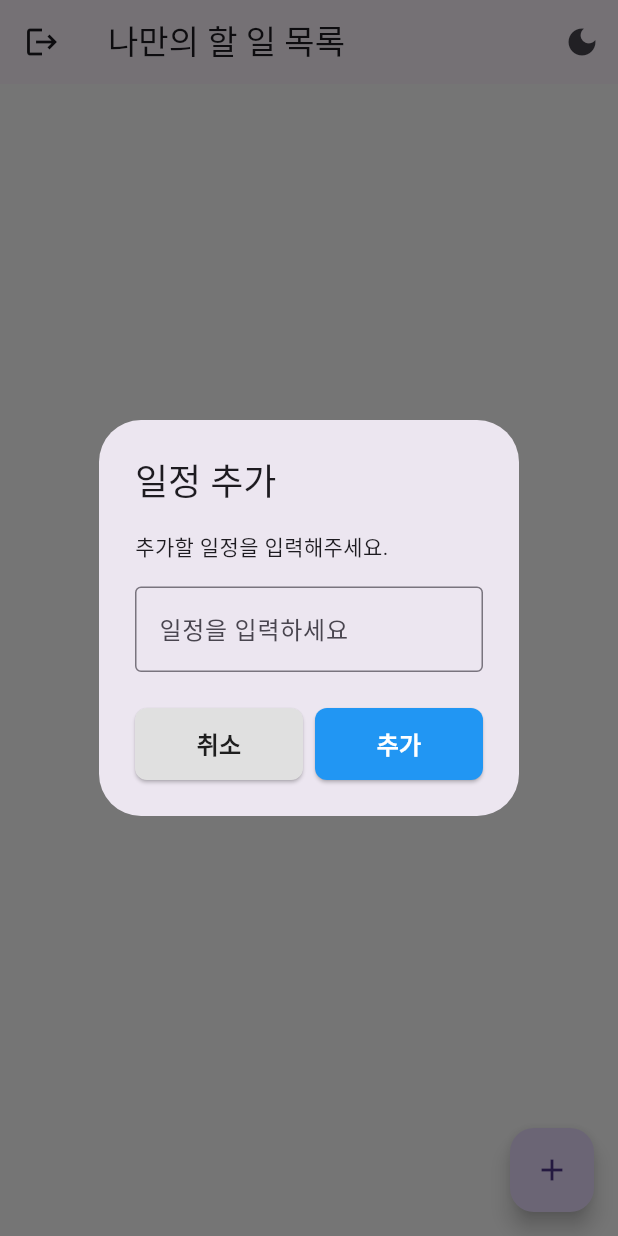
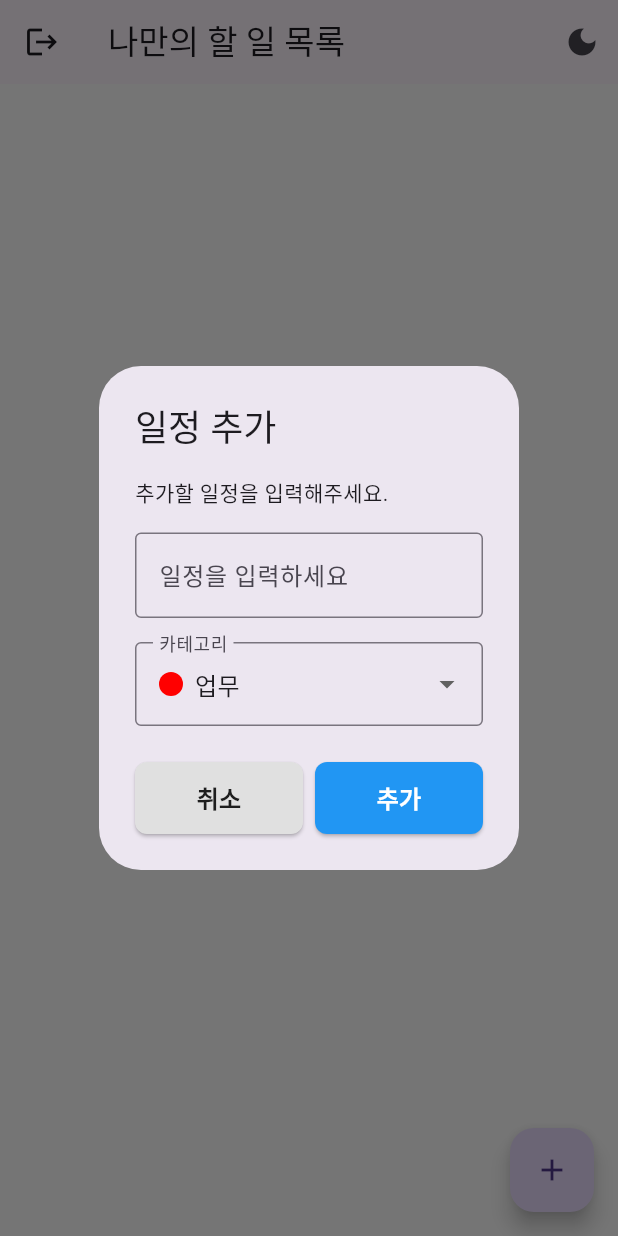
Before and after one commit to J1NWAN/getx_todo_list_app, a Flutter app: the HomeView screen opened by its route, after a tap on the "add" icon, on a phone screen of 412 x 824 dp. Run offline on Flutter 3.47's test engine with Material 3 defaults, Android fonts, the light colour scheme and no system bars; our stand-ins replace device_info_plus, get, get_storage, package_info_plus; accounts and stored records are empty.

Commit message:
일정 카테고리 선택 기능 추가

```diff
--- a/lib/app/core/utils/dialog_utils.dart
+++ b/lib/app/core/utils/dialog_utils.dart
@@ -1,8 +1,10 @@
 import 'package:flutter/material.dart';
 import 'package:get/get.dart';
+import 'package:getx_app_base/app/data/models/category_model.dart';
 import '../widgets/dialogs/confirm_dialog.dart';
 import '../widgets/dialogs/loading_dialog.dart';
 import '../widgets/dialogs/input_dialog.dart';
+import '../widgets/dialogs/todo_input_dialog.dart';
 
 class DialogUtils {
   static Future<bool?> showConfirm({
@@ -65,4 +67,33 @@ class DialogUtils {
       barrierDismissible: isDismissible,
     );
   }
+
+  static Future<Map<String, String>?> showTodoInput({
+    required String title,
+    required List<CategoryModel> categories,
+    String? message,
+    String? hintText,
+    String? initialValue,
+    String? selectedCategoryId,
+    String? confirmText,
+    String? cancelText,
+    bool isDismissible = true,
+    TextInputType? keyboardType,
+  }) {
+    return Get.dialog<Map<String, String>>(
+      TodoInputDialog(
+        title: title,
+        categories: categories,
+        message: message,
+        hintText: hintText,
+        initialValue: initialValue,
+        selectedCategoryId: selectedCategoryId,
+        confirmText: confirmText,
+        cancelText: cancelText,
+        isDismissible: isDismissible,
+        keyboardType: keyboardType,
+      ),
+      barrierDismissible: isDismissible,
+    );
+  }
 }
--- /dev/null
+++ b/lib/app/core/widgets/dialogs/todo_input_dialog.dart
@@ -0,0 +1,131 @@
+import 'package:flutter/material.dart';
+import 'package:get/get.dart';
+import 'package:getx_app_base/app/data/models/category_model.dart';
+import '../buttons/custom_button.dart';
+
+class TodoInputDialog extends StatelessWidget {
+  final String title;
+  final String? message;
+  final String? hintText;
+  final String? initialValue;
+  final List<CategoryModel> categories;
+  final String? selectedCategoryId;
+  final String? confirmText;
+  final String? cancelText;
+  final bool isDismissible;
+  final TextInputType? keyboardType;
+  final VoidCallback? onConfirm;
+  final VoidCallback? onCancel;
+
+  final TextEditingController _textController = TextEditingController();
+  final RxString _selectedCategory = ''.obs;
+
+  TodoInputDialog({
+    super.key,
+    required this.title,
+    required this.categories,
+    this.message,
+    this.hintText,
+    this.initialValue,
+    this.selectedCategoryId,
+    this.confirmText,
+    this.cancelText,
+    this.isDismissible = true,
+    this.keyboardType,
+    this.onConfirm,
+    this.onCancel,
+  }) {
+    _textController.text = initialValue ?? '';
+    _selectedCategory.value = selectedCategoryId ?? categories.first.id;
+  }
+
+  @override
+  Widget build(BuildContext context) {
+    return AlertDialog(
+      title: Text(title),
+      content: Column(
+        mainAxisSize: MainAxisSize.min,
+        crossAxisAlignment: CrossAxisAlignment.start,
+        children: [
+          if (message != null)
+            Padding(
+              padding: const EdgeInsets.only(bottom: 16),
+              child: Text(message!),
+            ),
+          TextField(
+            controller: _textController,
+            keyboardType: keyboardType,
+            decoration: InputDecoration(
+              hintText: hintText,
+              border: const OutlineInputBorder(),
+            ),
+          ),
+          const SizedBox(height: 16),
+          Obx(
+            () => DropdownButtonFormField<String>(
+              value: _selectedCategory.value,
+              decoration: const InputDecoration(
+                labelText: '카테고리',
+                border: OutlineInputBorder(),
+              ),
+              items: categories.map((category) {
+                return DropdownMenuItem(
+                  value: category.id,
+                  child: Row(
+                    children: [
+                      Container(
+                        width: 16,
+                        height: 16,
+                        decoration: BoxDecoration(
+                          color: Color(int.parse(category.color)),
+                          shape: BoxShape.circle,
+                        ),
+                      ),
+                      const SizedBox(width: 8),
+                      Text(category.name),
+                    ],
+                  ),
+                );
+              }).toList(),
+              onChanged: (value) {
+                if (value != null) {
+                  _selectedCategory.value = value;
+                }
+              },
+            ),
+          ),
+        ],
+      ),
+      actions: [
+        Row(
+          children: [
+            Expanded(
+              child: CustomButton(
+                text: cancelText?.tr ?? '취소'.tr,
+                onPressed: () {
+                  if (onCancel != null) onCancel!();
+                  Get.back(result: null);
+                },
+                backgroundColor: Colors.grey[300],
+                textColor: Colors.black87,
+              ),
+            ),
+            const SizedBox(width: 8),
+            Expanded(
+              child: CustomButton(
+                text: confirmText?.tr ?? '저장'.tr,
+                onPressed: () {
+                  if (onConfirm != null) onConfirm!();
+                  Get.back(result: {
+                    'title': _textController.text,
+                    'categoryId': _selectedCategory.value,
+                  });
+                },
+              ),
+            ),
+          ],
+        ),
+      ],
+    );
+  }
+}
--- /dev/null
+++ b/lib/app/data/models/category_model.dart
@@ -0,0 +1,23 @@
+class CategoryModel {
+  final String id;
+  final String name;
+  final String color;
+
+  CategoryModel({
+    required this.id,
+    required this.name,
+    required this.color,
+  });
+
+  Map<String, dynamic> toJson() => {
+        'id': id,
+        'name': name,
+        'color': color,
+      };
+
+  factory CategoryModel.fromJson(Map<String, dynamic> json) => CategoryModel(
+        id: json['id'],
+        name: json['name'],
+        color: json['color'],
+      );
+}
--- a/lib/app/data/models/todo_model.dart
+++ b/lib/app/data/models/todo_model.dart
@@ -1,6 +1,7 @@
 class TodoModel {
   final String id;
   final String title;
+  final String? categoryId;
   final bool isCompleted;
   final DateTime createdAt;
 
@@ -9,6 +10,7 @@ class TodoModel {
     required this.title,
     this.isCompleted = false,
     required this.createdAt,
+    this.categoryId,
   });
 
   Map<String, dynamic> toJson() => {
@@ -16,6 +18,7 @@ class TodoModel {
         'title': title,
         'isCompleted': isCompleted,
         'createdAt': createdAt.toIso8601String(),
+        'categoryId': categoryId,
       };
 
   factory TodoModel.fromJson(Map<String, dynamic> json) => TodoModel(
@@ -23,5 +26,6 @@ class TodoModel {
         title: json['title'],
         isCompleted: json['isCompleted'],
         createdAt: DateTime.parse(json['createdAt']),
+        categoryId: json['categoryId'],
       );
 }
--- a/lib/app/modules/home/controllers/home_controller.dart
+++ b/lib/app/modules/home/controllers/home_controller.dart
@@ -2,6 +2,7 @@ import 'package:flutter/material.dart';
 import 'package:get/get.dart';
 import 'package:getx_app_base/app/core/utils/dialog_utils.dart';
 import 'package:getx_app_base/app/core/utils/logger.dart';
+import 'package:getx_app_base/app/data/models/category_model.dart';
 import 'package:getx_app_base/app/data/models/todo_model.dart';
 import 'package:getx_app_base/app/data/services/master_storage_service.dart';
 import 'package:uuid/uuid.dart';
@@ -37,30 +38,30 @@ class HomeController extends GetxController {
 
   // 일정 추가 Dialog 호출 및 일정 저장
   Future<void> createTodo() async {
-    final result = await DialogUtils.showInput(
+    final result = await DialogUtils.showTodoInput(
       title: '일정 추가',
       message: '추가할 일정을 입력해주세요.',
       hintText: '일정을 입력하세요',
+      categories: [
+        CategoryModel(id: '1', name: '업무', color: '0xFFFF0000'),
+        CategoryModel(id: '2', name: '개인', color: '0xFF00FF00'),
+        CategoryModel(id: '3', name: '가족', color: '0xFF0000FF'),
+      ],
       cancelText: '취소',
       confirmText: '추가',
       keyboardType: TextInputType.name,
     );
 
-    if (result != null && result.isNotEmpty) {
+    if (result != null) {
       final todo = TodoModel(
         id: const Uuid().v4(),
-        title: result,
+        title: result['title']!,
+        categoryId: result['categoryId']!,
         createdAt: DateTime.now(),
       );
 
       _todos.add(todo);
       await _saveTodos();
-
-      Get.snackbar(
-        '성공',
-        '새로운 일정이 추가되었습니다.',
-        snackPosition: SnackPosition.BOTTOM,
-      );
     }
   }
 
@@ -89,7 +90,7 @@ class HomeController extends GetxController {
   Future<void> updateTodo(String id) async {
     TodoModel todo = _todos.firstWhere((todo) => todo.id == id);
 
-    final result = await DialogUtils.showInput(
+    final result = await DialogUtils.showTodoInput(
       title: '일정 수정',
       message: '수정할 일정을 입력해주세요.',
       hintText: '일정을 입력하세요',
@@ -97,13 +98,20 @@ class HomeController extends GetxController {
       confirmText: '수정',
       keyboardType: TextInputType.name,
       initialValue: todo.title,
+      selectedCategoryId: todo.categoryId,
+      categories: [
+        CategoryModel(id: '1', name: '업무', color: '0xFFFF0000'),
+        CategoryModel(id: '2', name: '개인', color: '0xFF00FF00'),
+        CategoryModel(id: '3', name: '가족', color: '0xFF0000FF'),
+      ],
     );
 
     if (result != null && result.isNotEmpty) {
       final index = _todos.indexWhere((todo) => todo.id == id);
       _todos[index] = TodoModel(
         id: id,
-        title: result,
+        title: result['title']!,
+        categoryId: result['categoryId']!,
         createdAt: todo.createdAt,
       );
 
@@ -123,9 +131,39 @@ class HomeController extends GetxController {
     _todos[index] = TodoModel(
       id: _todos[index].id,
       title: _todos[index].title,
+      categoryId: _todos[index].categoryId,
       isCompleted: true,
       createdAt: _todos[index].createdAt,
     );
     await _saveTodos();
   }
+
+  String getCategoryColor(String? categoryId) {
+    if (categoryId == null) return '0xFF808080'; // 기본 회색
+
+    final category = categories.firstWhereOrNull(
+      (category) => category.id == categoryId,
+    );
+
+    return category?.color ?? '0xFF808080'; // 카테고리가 없으면 기본 회색 반환
+  }
+
+  // 카테고리 목록 (임시 데이터)
+  final categories = [
+    CategoryModel(
+      id: '1',
+      name: '업무',
+      color: '0xFFFF0000',
+    ),
+    CategoryModel(
+      id: '2',
+      name: '개인',
+      color: '0xFF00FF00',
+    ),
+    CategoryModel(
+      id: '3',
+      name: '가족',
+      color: '0xFF0000FF',
+    ),
+  ];
 }
--- a/lib/app/modules/home/views/home_view.dart
+++ b/lib/app/modules/home/views/home_view.dart
@@ -35,6 +35,7 @@ class HomeView extends GetView<HomeController> {
           itemCount: controller.todos.length,
           itemBuilder: (context, index) {
             final todo = controller.todos[index];
+            final categoryColor = controller.getCategoryColor(todo.categoryId);
             return InkWell(
               onTap: () {
                 controller.updateTodo(todo.id);
@@ -48,7 +49,20 @@ class HomeView extends GetView<HomeController> {
                     controller.successTodo(todo.id);
                   },
                 ),
-                title: Text(todo.title),
+                title: Row(
+                  children: [
+                    Container(
+                      width: 16,
+                      height: 16,
+                      decoration: BoxDecoration(
+                        color: Color(int.parse(categoryColor)),
+                        shape: BoxShape.circle,
+                      ),
+                    ),
+                    const SizedBox(width: 8),
+                    Text(todo.title),
+                  ],
+                ),
                 subtitle: Text(todo.createdAt.toString()),
                 trailing: IconButton(
                   icon: const Icon(Icons.delete),
```
